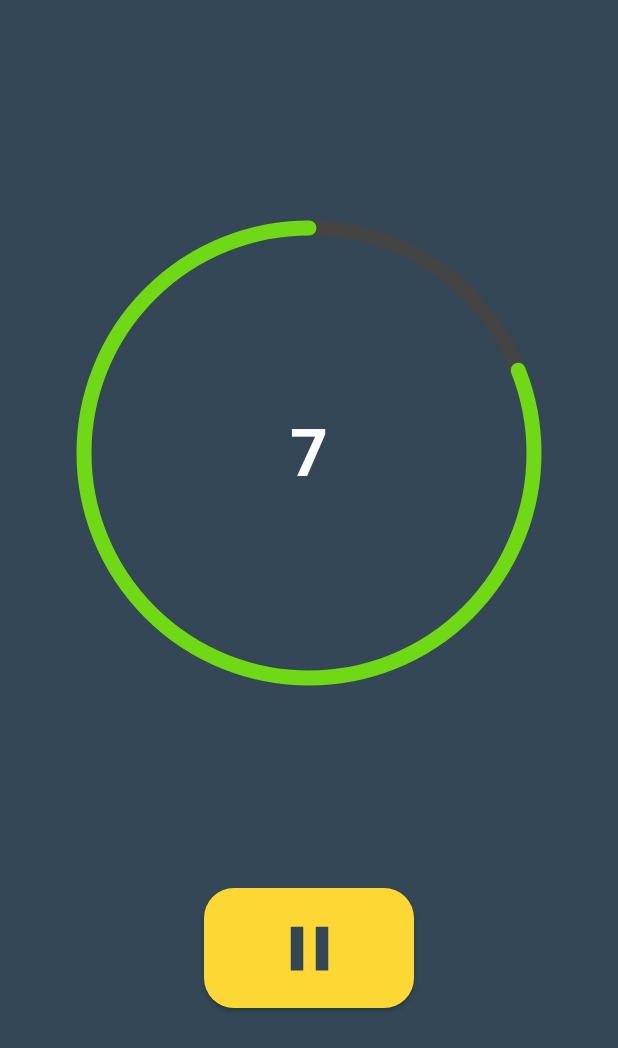
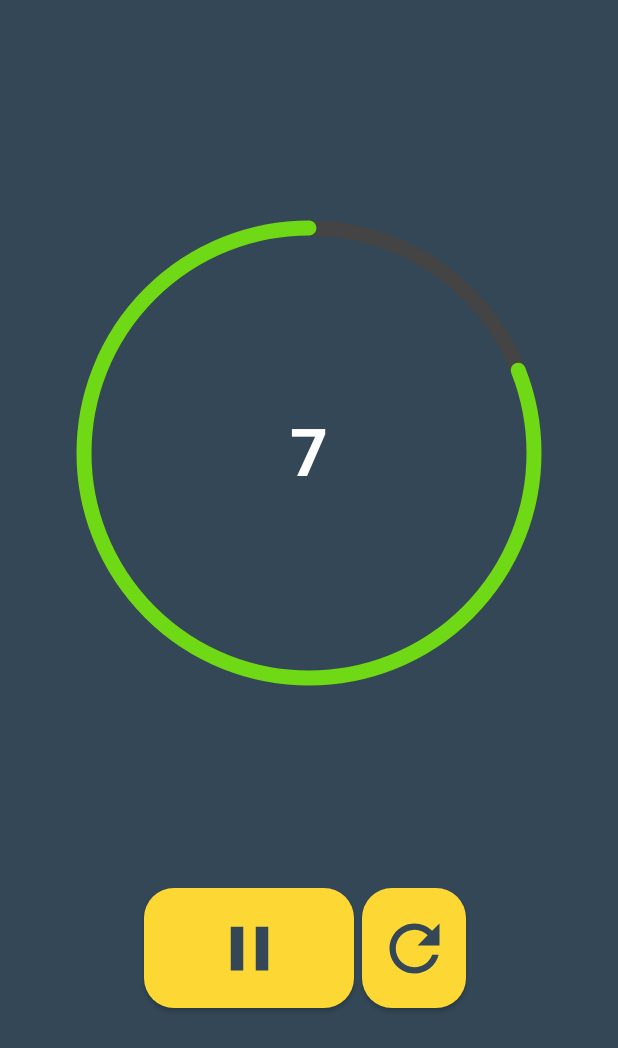
Before and after one commit to GDGCVITBHOPAL/Timer, an Android app built with Jetpack Compose: the screen it shows after launch (MainActivity), after a tap on "Play", on a phone screen of 412 x 824 dp. Shown: the top 1048 px of the screen. Run offline under Robolectric (Android 15) with nearby library versions, the phone set to English and light mode, and no system bars.

Commit message:
added a reset button while timer is running

```diff
--- a/app/src/main/java/com/example/timer/InputScreen.kt
+++ b/app/src/main/java/com/example/timer/InputScreen.kt
@@ -13,6 +13,7 @@ import androidx.compose.ui.Alignment
 import androidx.compose.ui.Modifier
 import androidx.compose.ui.graphics.Color
 import androidx.compose.ui.text.font.FontWeight
+import androidx.compose.ui.tooling.preview.Preview
 import androidx.compose.ui.unit.dp
 import androidx.compose.ui.unit.sp
 import com.example.timer.ui.theme.green2
--- a/app/src/main/java/com/example/timer/TimerScreen.kt
+++ b/app/src/main/java/com/example/timer/TimerScreen.kt
@@ -24,10 +24,12 @@ import androidx.compose.ui.layout.onSizeChanged
 import androidx.compose.ui.text.AnnotatedString
 import androidx.compose.ui.text.TextStyle
 import androidx.compose.ui.text.font.FontWeight
+import androidx.compose.ui.tooling.preview.Preview
 import androidx.compose.ui.unit.Dp
 import androidx.compose.ui.unit.IntSize
 import androidx.compose.ui.unit.dp
 import androidx.compose.ui.unit.sp
+import com.example.timer.Selection
 import com.example.timer.inTimeFormat
 import com.example.timer.ui.theme.*
 import kotlinx.coroutines.delay
@@ -61,6 +63,7 @@ fun Timer(
     var activeButton by rememberSaveable {
         mutableStateOf(ButtonState.Play)
     }
+
     val buttonTransition = updateTransition(targetState = activeButton, label = "Button Animation")
     val buttonColor by buttonTransition.animateColor(label = "Button Color",
         transitionSpec = { tween(500) }) { state ->
@@ -89,6 +92,7 @@ fun Timer(
     val color = remember { Animatable(green1) }
     var colorChange by rememberSaveable {
         mutableStateOf(false) }
+
     LaunchedEffect(colorChange) {
         if (currentTime > 0) {
             color.animateTo(
@@ -151,9 +155,12 @@ fun Timer(
             )
         }
         Spacer(modifier = Modifier.height(140.dp))
+
+        Row(modifier = Modifier.align(Alignment.CenterHorizontally), horizontalArrangement = Arrangement.SpaceEvenly, verticalAlignment = Alignment.CenterVertically) {
+
         Button(
             modifier = Modifier
-                .align(Alignment.CenterHorizontally)
+
                 .size(height = 80.dp, width = buttonWidthDp),
             onClick = {
                 if (currentTime <= 0L) {
@@ -162,6 +169,7 @@ fun Timer(
                     colorChange = true
 
                 } else {
+
                     isTimerRunning = !isTimerRunning
                     colorChange = !colorChange
 
@@ -188,5 +196,39 @@ fun Timer(
                 else Icons.Filled.Refresh
             )
         }
+            if(isTimerRunning && currentTime > 0L) {
+            Button(
+                modifier = Modifier
+                    .size(height = 80.dp, width = 80.dp).padding(horizontal = 5.dp),
+                onClick = {
+
+                    currentTime = totalTime
+                    value = 1f
+                    isTimerRunning = false
+
+                },
+                contentPadding = PaddingValues(0.dp),
+
+                shape = RoundedCornerShape(buttonCornerDp),
+                colors = ButtonDefaults.buttonColors(
+                    backgroundColor = buttonColor
+                )
+            ) {
+                Icon(
+                    tint = background1,
+                    modifier = Modifier.size(50.dp),
+                    contentDescription = if (isTimerRunning && currentTime > 0L) "Pause"
+                    else if (!isTimerRunning && currentTime >= 0L) "Play"
+                    else "Restart",
+                    imageVector =  Icons.Filled.Refresh
+                )
+            }
+            }
+        }
     }
 }
+@Preview(showSystemUi = true)
+@Composable
+fun preview_function() {
+    Timer(onInputClick = {  }, totalTime = 10, inactiveBarColor = Color.Gray)
+}
```
Also changed, not shown: 1 other file.
